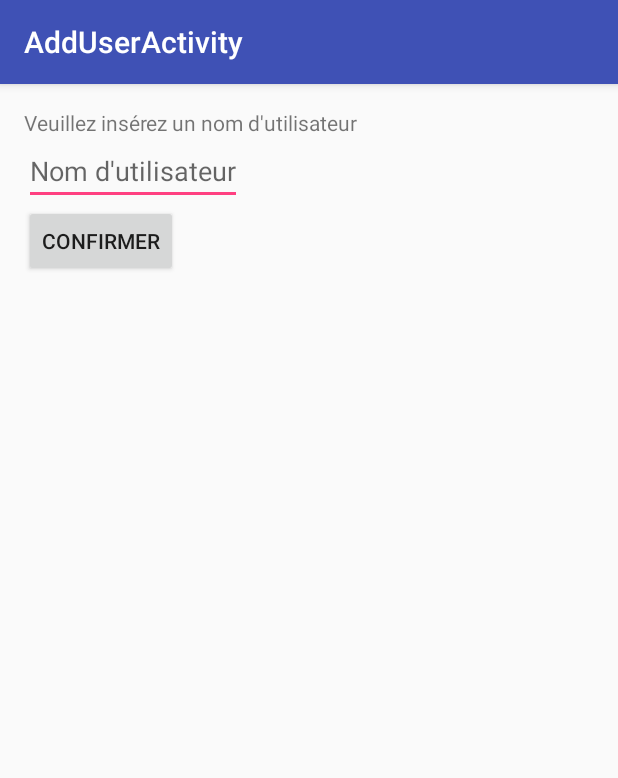
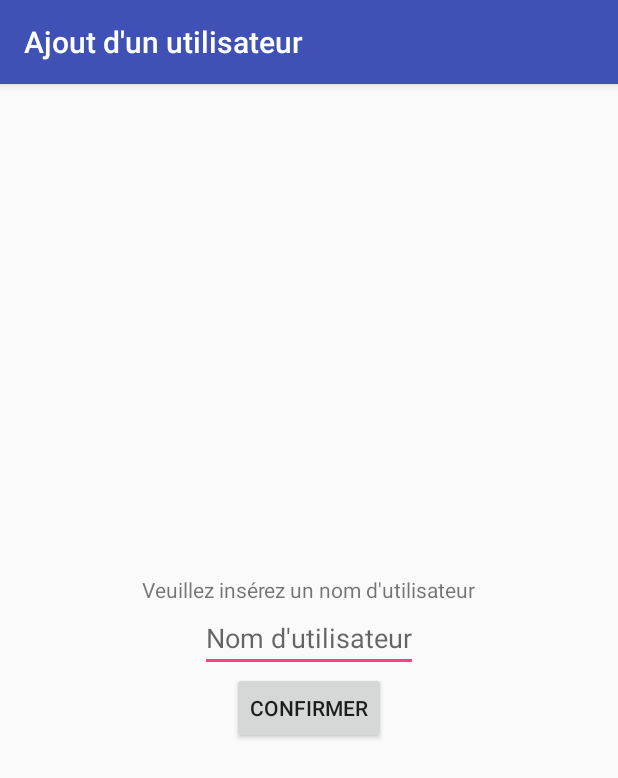
Before and after one commit to ngydat/Android_Projet, an Android app: the AddUserActivity screen opened directly, with no data from a screen before it, on a phone screen of 412 x 824 dp. Shown: the top 778 px of the screen. Run offline under Robolectric (Android 15) with nearby library versions, the phone set to English and light mode, and no system bars.

Commit message:
petit peaufinage

```diff
--- a/app/src/main/assets/Sources.txt
+++ b/app/src/main/assets/Sources.txt
@@ -17,3 +17,5 @@ http://www.tutorialspoint.com/android/android_camera.htm
 http://houssem-lahiani.blogspot.be/2015/04/la-geolocalisation-et-les-alerte-de.html
 
 http://examples.javacodegeeks.com/android/core/os/handler/android-timer-example/
+
+http://stackoverflow.com/questions/30969455/android-changing-floating-action-button-color
--- a/app/src/main/res/layout/activity_main.xml
+++ b/app/src/main/res/layout/activity_main.xml
@@ -25,7 +25,8 @@
         android:layout_gravity="bottom|end"
         android:layout_margin="16dp"
         android:clickable="true"
-        android:src="@drawable/ic_person_add_black_16dp_2x" />
+        android:src="@drawable/ic_person_add_black_16dp_2x"
+        app:backgroundTint="@color/colorPrimary" />
 
 
 </android.support.design.widget.CoordinatorLayout>
--- a/app/src/main/res/layout/content_add_user.xml
+++ b/app/src/main/res/layout/content_add_user.xml
@@ -4,6 +4,7 @@
     xmlns:tools="http://schemas.android.com/tools"
     android:layout_width="match_parent"
     android:layout_height="match_parent"
+    android:gravity="center"
     android:paddingBottom="@dimen/activity_vertical_margin"
     android:paddingLeft="@dimen/activity_horizontal_margin"
     android:paddingRight="@dimen/activity_horizontal_margin"
@@ -16,6 +17,7 @@
         android:id="@+id/requestInsertName"
         android:layout_width="wrap_content"
         android:layout_height="wrap_content"
+        android:layout_centerInParent="true"
         android:text="@string/insertName" />
 
     <EditText
@@ -23,6 +25,7 @@
         android:layout_width="wrap_content"
         android:layout_height="wrap_content"
         android:layout_below="@+id/requestInsertName"
+        android:layout_centerInParent="true"
         android:hint="Nom d'utilisateur"
         android:maxLength="25" />
 
@@ -31,6 +34,7 @@
         android:layout_width="wrap_content"
         android:layout_height="wrap_content"
         android:layout_below="@+id/yourName"
+        android:layout_centerInParent="true"
         android:onClick="addUser"
         android:text="Confirmer" />
 
--- a/app/src/main/res/values/strings.xml
+++ b/app/src/main/res/values/strings.xml
@@ -13,7 +13,7 @@
     <!-- TODO: Remove or change this placeholder text -->
     <string name="hello_blank_fragment">Hello blank fragment</string>
     <string name="title_activity_texte_atrous">TexteATrousActivity</string>
-    <string name="title_activity_add_user">AddUserActivity</string>
+    <string name="title_activity_add_user">Ajout d\'un utilisateur</string>
     <string name="title_activity_list_epreuves">ListEpreuves</string>
 
 </resources>
```
Also changed, not shown: 1 other file.
